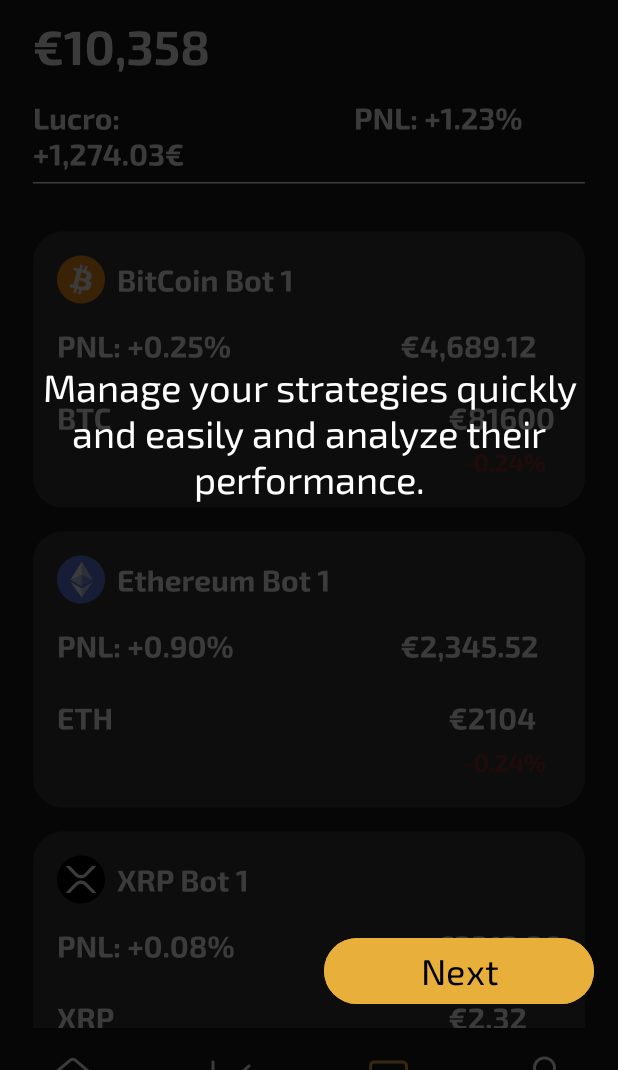
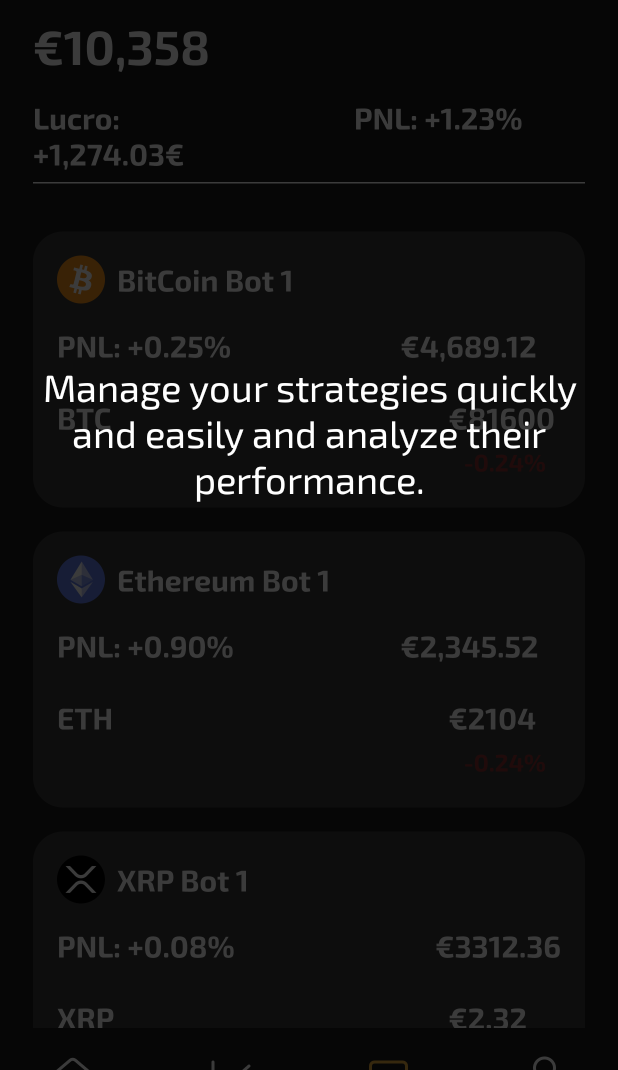
Before and after one commit to Tyche-App-Development/Tyche-App, an Android app: the layout slider_3.xml on its own in the app's theme, with its tools: preview values and no code run, on a phone screen of 412 x 824 dp, the part 166-1236 px from its top. Run offline under Robolectric (Android 15) with nearby library versions, the phone set to English and light mode, and no system bars.

Commit message:
Intro sliders done #EuSouMuitoForte Porque baby eu vim do norte

```diff
--- a/app/src/main/java/com/example/tyche/LoginActivity.kt
+++ b/app/src/main/java/com/example/tyche/LoginActivity.kt
@@ -70,7 +70,7 @@ class LoginActivity : AppCompatActivity() {
 
                         saveToken(it.token)
 
-                        val intent = Intent(this@LoginActivity, NavMenuActivity::class.java)
+                        val intent = Intent(this@LoginActivity, IntroSlidersActivity::class.java)
                         startActivity(intent)
 
 
--- a/app/src/main/res/layout-land/slider_3.xml
+++ b/app/src/main/res/layout-land/slider_3.xml
@@ -51,19 +51,4 @@
         android:textAlignment="center"
         android:textColor="#FFFFFF"
         android:textSize="25sp" />
-
-    <Button
-        android:id="@+id/login_button"
-        android:layout_width="180dp"
-        android:layout_height="wrap_content"
-        android:layout_alignParentBottom="true"
-        android:layout_alignParentEnd="true"
-        android:layout_marginTop="24dp"
-        android:backgroundTint="#E8AF3B"
-        android:fontFamily="@font/exo_2"
-        android:layout_marginBottom="40dp"
-        android:layout_marginEnd="16dp"
-        android:text="@string/next"
-        android:textColor="#000000"
-        android:textSize="24sp" />
 </RelativeLayout>
--- a/app/src/main/res/layout/slider_3.xml
+++ b/app/src/main/res/layout/slider_3.xml
@@ -52,18 +52,4 @@
         android:textColor="#FFFFFF"
         android:textSize="25sp" />
 
-    <Button
-        android:id="@+id/login_button"
-        android:layout_width="180dp"
-        android:layout_height="wrap_content"
-        android:layout_alignParentBottom="true"
-        android:layout_alignParentEnd="true"
-        android:layout_marginTop="24dp"
-        android:backgroundTint="#E8AF3B"
-        android:fontFamily="@font/exo_2"
-        android:layout_marginBottom="40dp"
-        android:layout_marginEnd="16dp"
-        android:text="@string/next"
-        android:textColor="#000000"
-        android:textSize="24sp" />
 </RelativeLayout>
```
Also changed, not shown: app/src/main/AndroidManifest.xml (+6 -4 lines), app/src/main/java/com/example/tyche/IntroSlidersActivity.kt (added, +84 -0 lines), app/src/main/res/layout-land/slider_1.xml (+0 -16 lines), app/src/main/res/layout-land/slider_2.xml (+0 -15 lines), app/src/main/res/layout-land/slider_4.xml (+0 -15 lines), app/src/main/res/layout-land/slider_5.xml (+0 -14 lines), app/src/main/res/layout/activity_intro_sliders.xml (added, +30 -0 lines), app/src/main/res/layout/slider_1.xml (+0 -16 lines), app/src/main/res/layout/slider_2.xml (+0 -16 lines), app/src/main/res/layout/slider_4.xml (+0 -15 lines), app/src/main/res/layout/slider_5.xml (+0 -14 lines).
